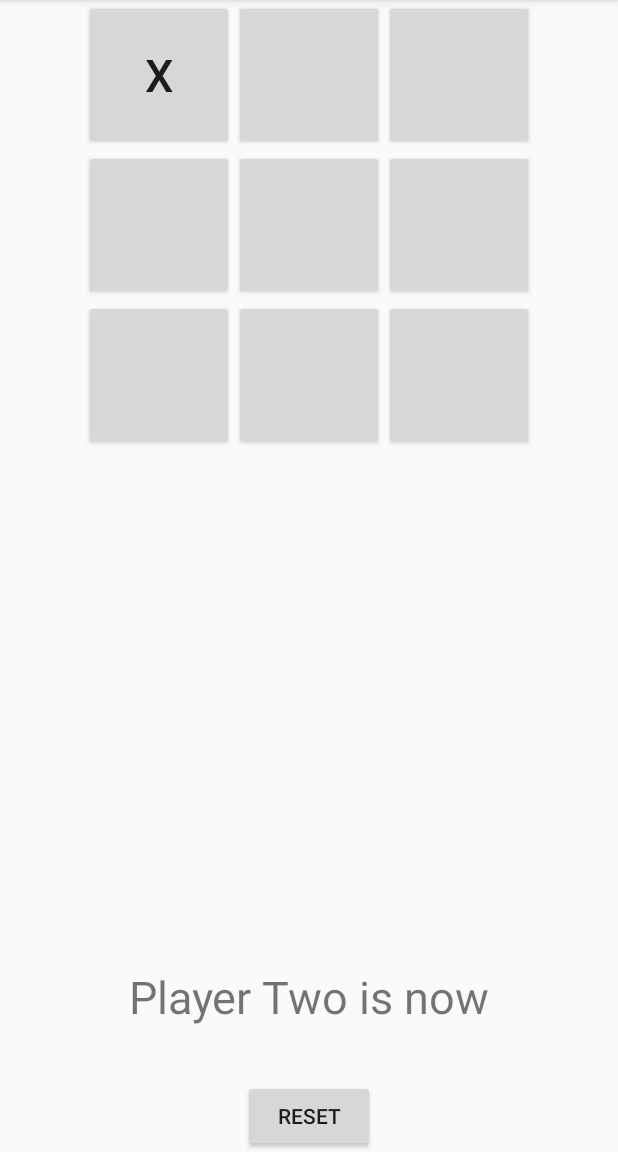
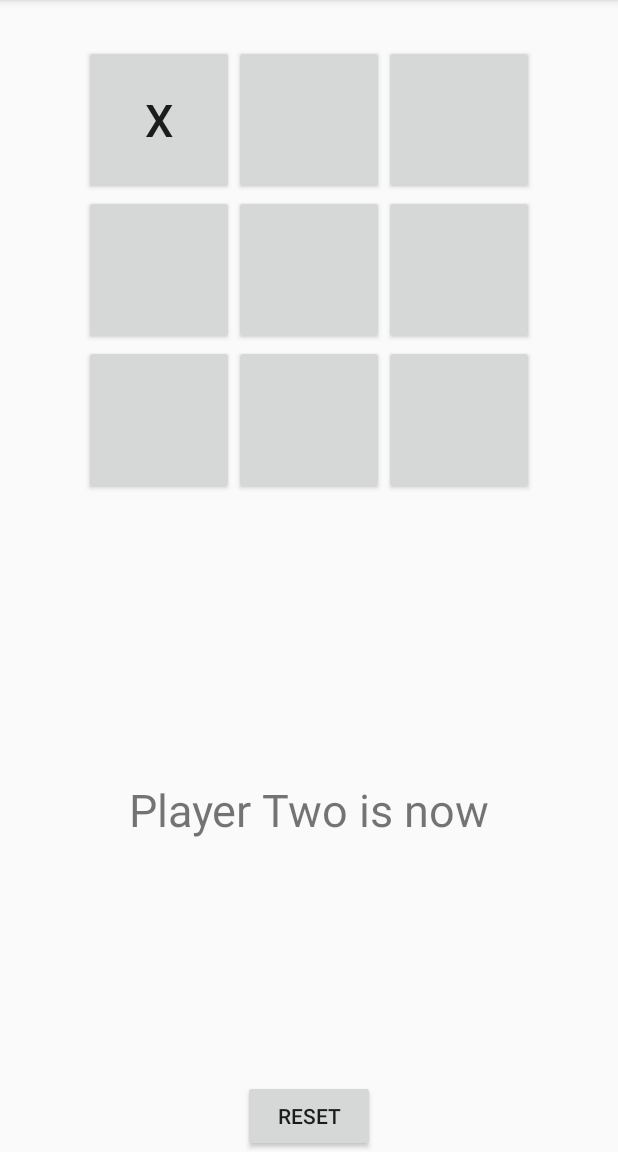
Before and after one commit to thymenyj/Tic-Tac-Toe-, an Android app: the screen it shows after launch (MainActivity), after a tap on an icon or button, on a phone screen of 412 x 824 dp, the part 84-1236 px from its top. Run offline under Robolectric (Android 15) with nearby library versions, the phone set to English and light mode, and no system bars.

Commit message:
'layout'

```diff
--- a/app/src/main/java/com/example/thymen/tictactoe/Game.java
+++ b/app/src/main/java/com/example/thymen/tictactoe/Game.java
@@ -37,5 +37,10 @@ public class Game {
             }
         }
 
+
     }
+
+//    public Tile win(int row1, int column1, int row2, int column2, int row2, int column2) {
+//        if (board[row1][column1] == Tile.CROSS && )
+//    }
 }
--- a/app/src/main/res/layout/activity_main.xml
+++ b/app/src/main/res/layout/activity_main.xml
@@ -10,8 +10,10 @@
     <android.support.v7.widget.GridLayout
         android:id="@+id/GridLayout"
         android:layout_width="wrap_content"
-        android:layout_height="match_parent"
+        android:layout_height="wrap_content"
         android:layout_gravity="center"
+        android:layout_marginBottom="30dp"
+        android:layout_marginTop="30dp"
         android:layout_weight="1"
         app:columnCount="3"
         app:rowCount="3">
@@ -109,7 +111,7 @@
     <TextView
         android:id="@+id/message"
         android:layout_width="match_parent"
-        android:layout_height="200dp"
+        android:layout_height="wrap_content"
         android:layout_weight="1"
         android:gravity="center_horizontal"
         android:text="TextView"
```
